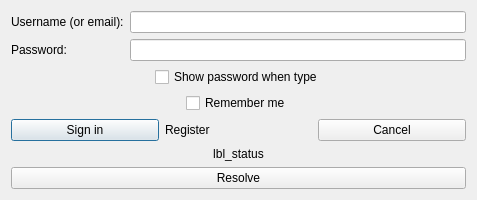
Old version of the form hub/forms/DlgLogin.ui in the repository subutai-io/control-center.
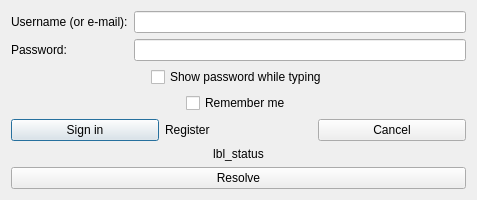
New version of the form. Icons and pictures are not drawn.

What changed in the file:
```diff
--- a/hub/forms/DlgLogin.ui
+++ b/hub/forms/DlgLogin.ui
@@ -50,7 +50,7 @@
        <item row="0" column="0">
         <widget class="QLabel" name="lbl_login">
          <property name="text">
-          <string>Username (or email):</string>
+          <string>Username (or e-mail):</string>
          </property>
         </widget>
        </item>
@@ -104,7 +104,7 @@
        <item row="0" column="1">
         <widget class="QCheckBox" name="cb_show_pass">
          <property name="text">
-          <string>Show password when type</string>
+          <string>Show password while typing</string>
          </property>
         </widget>
        </item>
```
